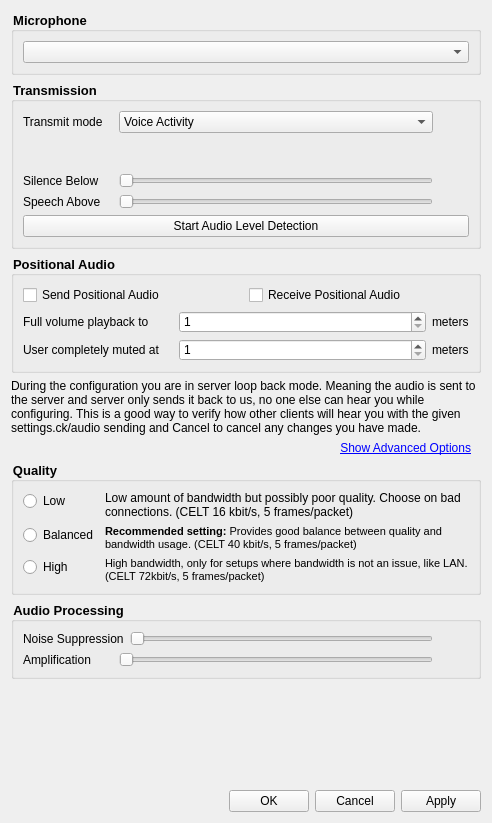
Old version of the form src/Application/MumblePlugin/AudioWizard.ui in the repository realXtend/tundra.
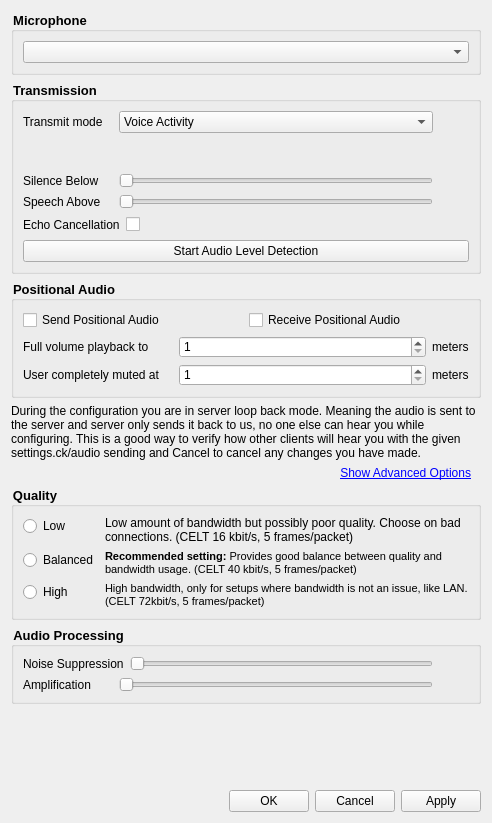
New version of the form. Icons and pictures are not drawn.

Commit message: MumblePlugin: Add echo cancellation as a option in the UI wizard. So users can toggle it off it they are using headphones. Does not seem to make the sound quality worse even if you are using headphones so should be safe in any case.

Patch:
```diff
--- a/src/Application/MumblePlugin/AudioWizard.ui
+++ b/src/Application/MumblePlugin/AudioWizard.ui
@@ -260,6 +260,58 @@
         </item>
        </layout>
       </item>
+      <item>
+       <layout class="QHBoxLayout" name="horizontalLayout_10">
+        <item>
+         <widget class="QLabel" name="labelEchoCancellation">
+          <property name="minimumSize">
+           <size>
+            <width>90</width>
+            <height>0</height>
+           </size>
+          </property>
+          <property name="toolTip">
+           <string>&lt;!DOCTYPE HTML PUBLIC &quot;-//W3C//DTD HTML 4.0//EN&quot; &quot;http://www.w3.org/TR/REC-html40/strict.dtd&quot;&gt;
+&lt;html&gt;&lt;head&gt;&lt;meta name=&quot;qrichtext&quot; content=&quot;1&quot; /&gt;&lt;style type=&quot;text/css&quot;&gt;
+p, li { white-space: pre-wrap; }
+&lt;/style&gt;&lt;/head&gt;&lt;body style=&quot; font-family:'MS Shell Dlg 2'; font-size:8.25pt; font-weight:400; font-style:normal;&quot;&gt;
+&lt;p style=&quot; margin-top:0px; margin-bottom:0px; margin-left:0px; margin-right:0px; -qt-block-indent:0; text-indent:0px;&quot;&gt;&lt;span style=&quot; font-size:8pt;&quot;&gt;Echo cancellation helps to reduce echo from the speakers back to the microphone. &lt;/span&gt;&lt;/p&gt;
+&lt;p style=&quot; margin-top:0px; margin-bottom:0px; margin-left:0px; margin-right:0px; -qt-block-indent:0; text-indent:0px;&quot;&gt;&lt;span style=&quot; font-size:8pt;&quot;&gt;It is recommended to set enabled especially if you are using speakers instead of headphones.&lt;/span&gt;&lt;/p&gt;&lt;/body&gt;&lt;/html&gt;</string>
+          </property>
+          <property name="text">
+           <string>Echo Cancellation</string>
+          </property>
+         </widget>
+        </item>
+        <item>
+         <widget class="QCheckBox" name="checkBoxEchoCancellation">
+          <property name="sizePolicy">
+           <sizepolicy hsizetype="Expanding" vsizetype="Fixed">
+            <horstretch>0</horstretch>
+            <verstretch>0</verstretch>
+           </sizepolicy>
+          </property>
+          <property name="minimumSize">
+           <size>
+            <width>0</width>
+            <height>19</height>
+           </size>
+          </property>
+          <property name="toolTip">
+           <string>&lt;!DOCTYPE HTML PUBLIC &quot;-//W3C//DTD HTML 4.0//EN&quot; &quot;http://www.w3.org/TR/REC-html40/strict.dtd&quot;&gt;
+&lt;html&gt;&lt;head&gt;&lt;meta name=&quot;qrichtext&quot; content=&quot;1&quot; /&gt;&lt;style type=&quot;text/css&quot;&gt;
+p, li { white-space: pre-wrap; }
+&lt;/style&gt;&lt;/head&gt;&lt;body style=&quot; font-family:'MS Shell Dlg 2'; font-size:8.25pt; font-weight:400; font-style:normal;&quot;&gt;
+&lt;p style=&quot; margin-top:0px; margin-bottom:0px; margin-left:0px; margin-right:0px; -qt-block-indent:0; text-indent:0px;&quot;&gt;&lt;span style=&quot; font-size:8pt;&quot;&gt;Echo cancellation helps to reduce echo from the speakers back to the microphone. &lt;/span&gt;&lt;/p&gt;
+&lt;p style=&quot; margin-top:0px; margin-bottom:0px; margin-left:0px; margin-right:0px; -qt-block-indent:0; text-indent:0px;&quot;&gt;&lt;span style=&quot; font-size:8pt;&quot;&gt;It is recommended to set enabled especially if you are using speakers instead of headphones.&lt;/span&gt;&lt;/p&gt;&lt;/body&gt;&lt;/html&gt;</string>
+          </property>
+          <property name="text">
+           <string/>
+          </property>
+         </widget>
+        </item>
+       </layout>
+      </item>
       <item>
        <widget class="QPushButton" name="detectLevelsButton">
         <property name="toolTip">
```
The commit also changes 5 other files.
